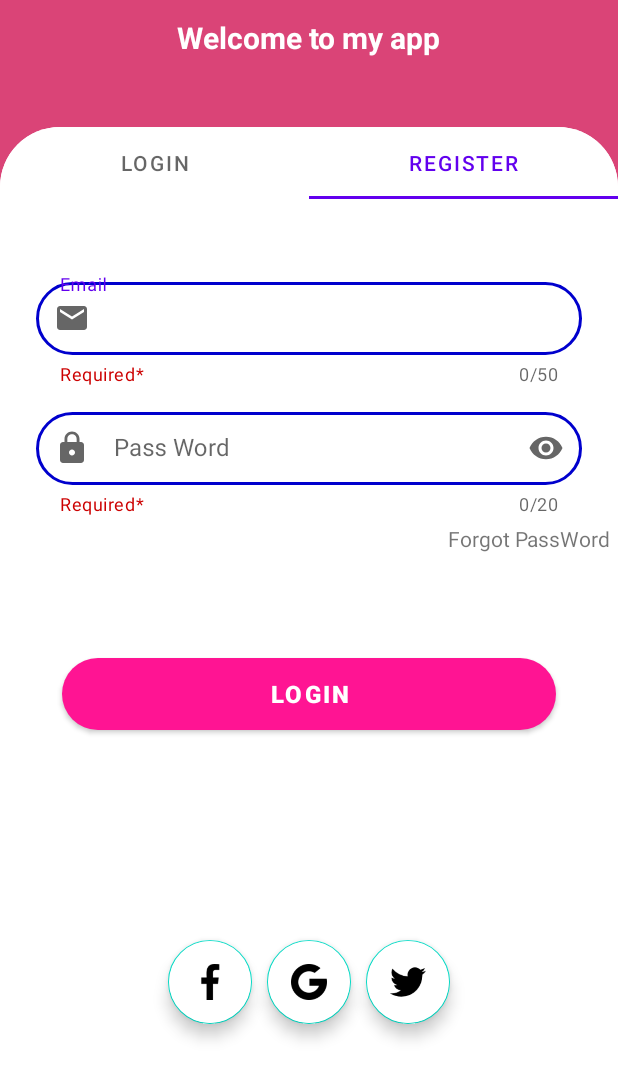
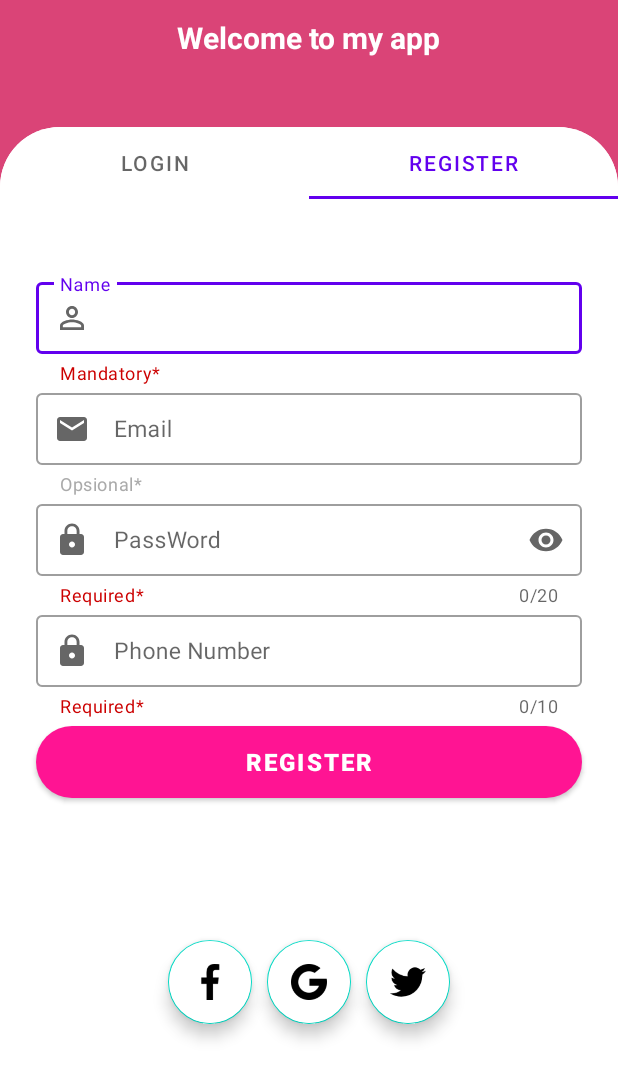
Before and after one commit to quangthuan01/DesigntheTheme, an Android app: the screen it shows after launch (Login), tab 2 chosen, on a phone screen of 412 x 824 dp, the part 145-1236 px from its top. Run offline under Robolectric (Android 15) with nearby library versions, the phone set to English and light mode, and no system bars; our stand-ins replace Firebase (no records; nobody signed in at launch, a user with empty details on screens opened directly).

Commit message:
Navigation,Bottom Nav, TabLayout,ViewPager, Music

```diff
--- a/app/build.gradle
+++ b/app/build.gradle
@@ -37,6 +37,7 @@ dependencies {
     implementation 'de.hdodenhof:circleimageview:3.1.0'
     implementation 'com.google.firebase:firebase-auth:19.2.0'
     implementation 'com.google.firebase:firebase-database:20.0.0'
+    implementation 'androidx.legacy:legacy-support-v4:1.0.0'
     testImplementation 'junit:junit:4.+'
     androidTestImplementation 'androidx.test.ext:junit:1.1.2'
     androidTestImplementation 'androidx.test.espresso:espresso-core:3.3.0'
--- a/app/src/main/java/com/example/thietkegiaodien/adapter/LoginAdapter.java
+++ /dev/null
@@ -1,41 +0,0 @@
-package com.example.thietkegiaodien.adapter;
-
-import android.content.Context;
-import android.widget.BaseAdapter;
-
-import androidx.fragment.app.Fragment;
-import androidx.fragment.app.FragmentManager;
-import androidx.fragment.app.FragmentPagerAdapter;
-
-import com.example.thietkegiaodien.login.LoginTabFragment;
-import com.example.thietkegiaodien.login.RegisterTabFragment;
-
-public class LoginAdapter extends FragmentPagerAdapter {
-    private Context context;
-    int mtotalTabs;
-
-    public LoginAdapter(FragmentManager fragmentManager, Context context, int totalTabs) {
-        super(fragmentManager);
-        this.context = context;
-        this.mtotalTabs = totalTabs;
-
-    }
-
-    @Override
-    public int getCount() {
-        return mtotalTabs;
-    }
-
-    public Fragment getItem(int position) {
-        switch (position) {
-            case 0:
-                LoginTabFragment loginTabFragment = new LoginTabFragment();
-                return loginTabFragment;
-            case 1:
-                RegisterTabFragment registerTabFragment = new RegisterTabFragment();
-                return registerTabFragment;
-            default:
-                return null;
-        }
-    }
-}
--- /dev/null
+++ b/app/src/main/java/com/example/thietkegiaodien/adapter/LoginAdapterFragment.java
@@ -0,0 +1,55 @@
+package com.example.thietkegiaodien.adapter;
+
+import android.content.Context;
+
+import androidx.annotation.Nullable;
+import androidx.fragment.app.Fragment;
+import androidx.fragment.app.FragmentManager;
+import androidx.fragment.app.FragmentPagerAdapter;
+
+import com.example.thietkegiaodien.login.LoginTabFragment;
+import com.example.thietkegiaodien.login.RegisterTabFragment;
+
+import java.util.ArrayList;
+import java.util.List;
+
+public class LoginAdapterFragment extends FragmentPagerAdapter {
+
+
+    //Initialize array list
+    List<Fragment> fragmentList = new ArrayList<>();
+    List<String> stringList = new ArrayList<>();
+
+    //Create constructor
+    public void addFragmentLogin(Fragment fragment, String s) {
+        //add fragment
+        fragmentList.add(fragment);
+        //add String
+        stringList.add(s);
+    }
+
+    public LoginAdapterFragment(FragmentManager fragmentManager) {
+        super(fragmentManager);
+    }
+
+    @Override
+    public Fragment getItem(int position) {
+        //return Selected fragment
+        return fragmentList.get(position);
+
+    }
+
+    @Override
+    public int getCount() {
+        //return total fragment
+
+        return fragmentList.size();
+    }
+
+    @Nullable
+    @Override
+    public CharSequence getPageTitle(int position) {
+        //return tab title
+        return stringList.get(position);
+    }
+}
--- a/app/src/main/java/com/example/thietkegiaodien/login/Login.java
+++ b/app/src/main/java/com/example/thietkegiaodien/login/Login.java
@@ -6,11 +6,13 @@ import androidx.viewpager.widget.ViewPager;
 import android.os.Bundle;
 
 import com.example.thietkegiaodien.R;
-import com.example.thietkegiaodien.adapter.LoginAdapter;
+import com.example.thietkegiaodien.adapter.LoginAdapterFragment;
 import com.google.android.material.floatingactionbutton.FloatingActionButton;
 import com.google.android.material.tabs.TabLayout;
 
 public class Login extends AppCompatActivity {
+
+    //Initialize variable
     TabLayout tabLayout;
     ViewPager mviewPager;
     FloatingActionButton facebook, google, twitter;
@@ -20,37 +22,22 @@ public class Login extends AppCompatActivity {
     protected void onCreate(Bundle savedInstanceState) {
         super.onCreate(savedInstanceState);
         setContentView(R.layout.activity_login);
-
+        //Assign variable
         tabLayout = findViewById(R.id.tab_layout);
         mviewPager = findViewById(R.id.mview_pager);
         facebook = findViewById(R.id.fab_facebook);
         google = findViewById(R.id.fab_google);
         twitter = findViewById(R.id.fab_twitter);
 
-        tabLayout.addTab(tabLayout.newTab().setText("Login"));
-        tabLayout.addTab(tabLayout.newTab().setText("Register"));
-        tabLayout.setTabGravity(TabLayout.GRAVITY_FILL);
-
-        final LoginAdapter adapter = new LoginAdapter(getSupportFragmentManager(), this, tabLayout.getTabCount());
-        mviewPager.setAdapter(adapter);
-
-        mviewPager.addOnPageChangeListener(new TabLayout.TabLayoutOnPageChangeListener(tabLayout));
-
-
-//        facebook.setTranslationX(300);
-//        google.setTranslationX(300);
-//        twitter.setTranslationX(300);
-//        tabLayout.setTranslationX(300);
-//
-//        facebook.setAlpha(y);
-//        google.setAlpha(y);
-//        twitter.setAlpha(y);
-//        tabLayout.setAlpha(y);
-//
-//        facebook.animate().translationY(0).alpha(1).setDuration(1000).setStartDelay(400).start();
-//        google.animate().translationY(0).alpha(1).setDuration(1000).setStartDelay(600).start();
-//        twitter.animate().translationY(0).alpha(1).setDuration(1000).setStartDelay(800).start();
-//        tabLayout.animate().translationY(0).alpha(1).setDuration(1000).setStartDelay(1000).start();
+        //Initialize adapter
+         LoginAdapterFragment adapter = new LoginAdapterFragment(getSupportFragmentManager());
+         //add fragment
+            adapter.addFragmentLogin(new LoginTabFragment(),"Login");
+            adapter.addFragmentLogin(new RegisterTabFragment(),"Register");
+         //set adapter
+            mviewPager.setAdapter(adapter);
+         //connect tablayout with viewpager
+            tabLayout.setupWithViewPager(mviewPager);
 
     }
 }
--- a/app/src/main/res/layout/activity_login.xml
+++ b/app/src/main/res/layout/activity_login.xml
@@ -41,9 +41,8 @@
             app:layout_constraintEnd_toEndOf="parent"
             app:layout_constraintHeight_percent=".7"
             app:layout_constraintStart_toStartOf="parent"
-            app:layout_constraintTop_toBottomOf="@id/tab_layout"
-            app:layout_constraintVertical_bias="0" />
-
+            app:layout_constraintTop_toBottomOf="@+id/tab_layout"
+            app:layout_constraintVertical_bias="0"/>
         <com.google.android.material.tabs.TabLayout
             android:id="@+id/tab_layout"
             android:layout_width="match_parent"
@@ -54,6 +53,8 @@
             app:layout_constraintStart_toStartOf="parent"
             app:layout_constraintTop_toTopOf="parent"
             app:layout_constraintVertical_bias="0" />
+
+
 
 
         <com.google.android.material.floatingactionbutton.FloatingActionButton
@@ -73,9 +74,9 @@
             android:layout_width="wrap_content"
             android:layout_height="wrap_content"
             android:layout_marginRight="10dp"
+            android:src="@drawable/facebook"
+            android:elevation="35dp"
             android:backgroundTint="@color/white"
-            android:elevation="35dp"
-            android:src="@drawable/facebook"
             app:layout_constraintBottom_toBottomOf="parent"
             app:layout_constraintEnd_toStartOf="@+id/fab_google"
             app:layout_constraintHorizontal_bias="1"
--- a/app/src/main/res/layout/login_tab_fragment.xml
+++ b/app/src/main/res/layout/login_tab_fragment.xml
@@ -1,11 +1,11 @@
 <?xml version="1.0" encoding="utf-8"?>
-<androidx.constraintlayout.widget.ConstraintLayout
+<LinearLayout
+    xmlns:android="http://schemas.android.com/apk/res/android"
     xmlns:app="http://schemas.android.com/apk/res-auto"
-    xmlns:android="http://schemas.android.com/apk/res/android"
-    xmlns:tools="http://schemas.android.com/tools"
     android:layout_width="match_parent"
     android:layout_height="match_parent"
-    android:layout_gravity="center">
+    android:gravity="center"
+    android:orientation="vertical">
 
     <com.google.android.material.textfield.TextInputLayout
         android:id="@+id/inputLayoutEmail"
@@ -14,27 +14,20 @@
         android:layout_height="wrap_content"
         android:layout_marginStart="24dp"
         android:layout_marginEnd="24dp"
-        android:layout_marginTop="50dp"
-
-        app:counterEnabled="true"
-        app:counterMaxLength="50"
         app:endIconMode="clear_text"
         app:helperText="Required*"
-        app:helperTextTextColor="@android:color/holo_red_dark"
-        app:layout_constraintEnd_toEndOf="parent"
-        app:layout_constraintStart_toStartOf="parent"
-        app:layout_constraintTop_toTopOf="parent"
+        app:helperTextTextColor="@android:color/darker_gray"
         app:startIconDrawable="@drawable/email">
 
         <EditText
             android:id="@+id/EditTextInputEmail"
             android:layout_width="match_parent"
             android:layout_height="wrap_content"
-            android:background="@drawable/textedittext_backround"
+            android:hint="Email"
             android:inputType="textEmailAddress"
-            android:hint="Email"
             android:maxLength="51"
-            android:textColor="@color/bluesky" />
+            android:textSize="20dp"
+            android:textColor="@color/dark" />
     </com.google.android.material.textfield.TextInputLayout>
 
     <com.google.android.material.textfield.TextInputLayout
@@ -50,49 +43,41 @@
         app:endIconMode="password_toggle"
         app:helperText="Required*"
         app:helperTextTextColor="@android:color/holo_red_dark"
-        app:layout_constraintEnd_toEndOf="parent"
-        app:layout_constraintStart_toStartOf="parent"
-        app:layout_constraintTop_toBottomOf="@+id/inputLayoutEmail"
         app:startIconDrawable="@drawable/lock">
 
         <EditText
             android:id="@+id/EditTextInputPass"
-            android:hint="Pass Word"
             android:layout_width="match_parent"
             android:layout_height="wrap_content"
-            android:background="@drawable/textedittext_backround"
+            android:hint="Pass Word"
+            android:textSize="20dp"
             android:inputType="textPassword"
             android:maxLength="21"
-            android:textColor="@color/bluesky" />
+            android:textColor="@color/dark" />
     </com.google.android.material.textfield.TextInputLayout>
+
+    <TextView
+        android:id="@+id/forget_pass"
+        android:layout_width="match_parent"
+        android:layout_height="wrap_content"
+        android:layout_marginTop="10dp"
+        android:layout_marginRight="24dp"
+        android:gravity="right"
+        android:text="Forgot PassWord"
+        android:textColor="@color/dark" />
 
     <Button
         android:id="@+id/btn_login"
-        android:layout_width="0dp"
+        android:layout_width="match_parent"
         android:layout_height="wrap_content"
+        android:layout_marginLeft="24dp"
         android:layout_marginTop="70dp"
+        android:layout_marginRight="24dp"
         android:background="@drawable/button_backround"
         android:text="Login"
         android:textSize="16sp"
         android:textStyle="bold"
-        app:backgroundTint="@color/pink"
-        app:layout_constraintBottom_toBottomOf="parent"
-        app:layout_constraintEnd_toEndOf="parent"
-        app:layout_constraintStart_toStartOf="parent"
-        app:layout_constraintTop_toBottomOf="@+id/forget_pass"
-        app:layout_constraintVertical_bias="0"
-        app:layout_constraintWidth_percent=".8" />
+        app:backgroundTint="@color/pink" />
 
-    <TextView
-        android:id="@+id/forget_pass"
-        android:layout_width="wrap_content"
-        android:layout_height="wrap_content"
-        app:layout_constraintVertical_bias="0"
-        app:layout_constraintHorizontal_bias="1"
-        android:layout_marginRight="5dp"
-        android:layout_marginTop="5dp"
-        android:text="Forgot PassWord"
-        app:layout_constraintEnd_toEndOf="parent"
-        app:layout_constraintStart_toStartOf="parent"
-        app:layout_constraintTop_toBottomOf="@+id/inputLayoutPass" />
-</androidx.constraintlayout.widget.ConstraintLayout>
+
+</LinearLayout>
--- a/app/src/main/res/layout/register_tab_fragment.xml
+++ b/app/src/main/res/layout/register_tab_fragment.xml
@@ -1,15 +1,16 @@
 <?xml version="1.0" encoding="utf-8"?>
-<androidx.constraintlayout.widget.ConstraintLayout
+<LinearLayout
     xmlns:app="http://schemas.android.com/apk/res-auto"
     xmlns:android="http://schemas.android.com/apk/res/android"
     xmlns:tools="http://schemas.android.com/tools"
+    android:orientation="vertical"
+    android:gravity="center"
     android:layout_width="match_parent"
     android:layout_height="match_parent"
     >
 
     <com.google.android.material.textfield.TextInputLayout
         android:id="@+id/inputLayoutName_sinup"
-        android:layout_marginTop="50dp"
         style="@style/Widget.MaterialComponents.TextInputLayout.OutlinedBox.Dense"
         android:layout_width="match_parent"
         android:layout_height="wrap_content"
@@ -18,23 +19,18 @@
         app:endIconMode="clear_text"
         app:errorIconDrawable="@drawable/warning"
         app:helperText="Mandatory*"
-        app:layout_constraintVertical_bias="0"
         app:helperTextTextColor="@android:color/holo_red_dark"
-        app:layout_constraintEnd_toEndOf="parent"
-        app:layout_constraintStart_toStartOf="parent"
-        app:layout_constraintBottom_toBottomOf="@id/inputLayoutEmail_sinup"
-        app:layout_constraintTop_toTopOf="parent"
         app:startIconDrawable="@drawable/person">
 
         <EditText
-            android:hint="Name"
             android:id="@+id/EditTextInputName_signup"
-            android:imeOptions="actionNext"
             android:layout_width="match_parent"
             android:layout_height="wrap_content"
-            android:background="@drawable/textedittext_backround"
+            android:hint="Name"
+            android:imeOptions="actionNext"
             android:inputType="textPersonName"
-            android:textColor="@color/bluesky" />
+            android:textColor="@color/dark"
+            android:textSize="15dp" />
     </com.google.android.material.textfield.TextInputLayout>
 
     <com.google.android.material.textfield.TextInputLayout
@@ -44,25 +40,21 @@
         android:layout_height="wrap_content"
         android:layout_marginStart="24dp"
         android:layout_marginEnd="24dp"
-
         app:endIconMode="custom"
         app:errorIconDrawable="@drawable/warning"
         app:helperText="Opsional*"
         app:helperTextTextColor="@android:color/darker_gray"
-        app:layout_constraintEnd_toEndOf="parent"
-        app:layout_constraintStart_toStartOf="parent"
-        app:layout_constraintTop_toBottomOf="@id/inputLayoutName_sinup"
         app:startIconDrawable="@drawable/email">
 
         <EditText
-            android:hint="Email"
             android:id="@+id/EditTextInputEmail_signup"
             android:layout_width="match_parent"
             android:layout_height="wrap_content"
+            android:hint="Email"
             android:imeOptions="actionNext"
-            android:background="@drawable/textedittext_backround"
             android:inputType="textEmailAddress"
-            android:textColor="@color/bluesky" />
+            android:textColor="@color/dark"
+            android:textSize="15dp" />
     </com.google.android.material.textfield.TextInputLayout>
 
     <com.google.android.material.textfield.TextInputLayout
@@ -72,28 +64,24 @@
         android:layout_height="wrap_content"
         android:layout_marginStart="24dp"
         android:layout_marginEnd="24dp"
-
         app:counterEnabled="true"
         app:counterMaxLength="20"
         app:endIconMode="password_toggle"
         app:helperText="Required*"
         app:errorIconDrawable="@drawable/warning"
         app:helperTextTextColor="@android:color/holo_red_dark"
-        app:layout_constraintEnd_toEndOf="parent"
-        app:layout_constraintStart_toStartOf="parent"
-        app:layout_constraintTop_toBottomOf="@+id/inputLayoutEmail_sinup"
         app:startIconDrawable="@drawable/lock">
 
         <EditText
-            android:hint="PassWord"
             android:id="@+id/EditTextInputPass_signup"
             android:layout_width="match_parent"
             android:layout_height="wrap_content"
+            android:hint="PassWord"
             android:imeOptions="actionNext"
-            android:background="@drawable/textedittext_backround"
             android:inputType="textPassword"
             android:maxLength="21"
-            android:textColor="@color/bluesky" />
+            android:textColor="@color/dark"
+            android:textSize="15dp" />
     </com.google.android.material.textfield.TextInputLayout>
 
 
@@ -111,39 +99,32 @@
         app:prefixText="+84"
         app:errorIconDrawable="@drawable/warning"
         app:helperTextTextColor="@android:color/holo_red_dark"
-        app:layout_constraintEnd_toEndOf="parent"
-        app:layout_constraintStart_toStartOf="parent"
-        app:layout_constraintTop_toBottomOf="@+id/inputLayoutPass_sinup"
         app:startIconDrawable="@drawable/lock">
 
         <EditText
-            android:hint="Phone Number"
             android:id="@+id/EditTextInputConfimPass_signup"
             android:layout_width="match_parent"
             android:layout_height="wrap_content"
-            android:background="@drawable/textedittext_backround"
+            android:hint="Phone Number"
+            android:imeOptions="actionDone"
             android:inputType="number"
             android:maxLength="10"
-            android:imeOptions="actionDone"
-            android:textColor="@color/bluesky" />
+            android:textColor="@color/dark"
+            android:textSize="15dp" />
     </com.google.android.material.textfield.TextInputLayout>
 
     <Button
         android:id="@+id/register"
-        android:layout_width="0dp"
+        android:layout_width="match_parent"
         android:layout_height="wrap_content"
         android:background="@drawable/button_backround"
         android:backgroundTint="@color/pink"
-        android:layout_marginTop="50dp"
+        android:layout_marginTop="5dp"
+        android:layout_marginRight="24dp"
+        android:layout_marginLeft="24dp"
         android:text="Register"
         android:textSize="16sp"
         android:textStyle="bold"
-        app:backgroundTint="@color/pink"
-        app:layout_constraintBottom_toBottomOf="parent"
-        app:layout_constraintEnd_toEndOf="parent"
-        app:layout_constraintStart_toStartOf="parent"
-        app:layout_constraintTop_toBottomOf="@+id/inputLayoutPhoneNumber_sinup"
-        app:layout_constraintVertical_bias="0.02"
-        app:layout_constraintWidth_percent=".8" />
+        app:backgroundTint="@color/pink" />
 
-</androidx.constraintlayout.widget.ConstraintLayout>
+</LinearLayout>
--- a/app/src/main/res/values/strings.xml
+++ b/app/src/main/res/values/strings.xml
@@ -2,4 +2,6 @@
     <string name="app_name">thietkegiaodien</string>
     <string name="open">Open</string>
     <string name="close">Close</string>
+    <!-- TODO: Remove or change this placeholder text -->
+    <string name="hello_blank_fragment">Hello blank fragment</string>
 </resources>
```
Also changed, not shown: app/src/main/java/com/example/thietkegiaodien/EmailFragment.java (added, +74 -0 lines), app/src/main/java/com/example/thietkegiaodien/MainActivity.java (+30 -0 lines), app/src/main/java/com/example/thietkegiaodien/login/LoginTabFragment.java (+15 -3 lines), app/src/main/java/com/example/thietkegiaodien/login/RegisterTabFragment.java (+61 -48 lines), app/src/main/java/com/example/thietkegiaodien/model/User.java (+4 -3 lines), app/src/main/res/layout/fragment_email.xml (added, +77 -0 lines).
